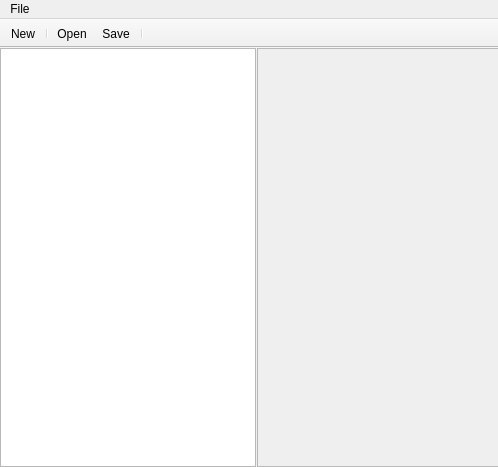
The window that mainwindow.ui (Sponk/lua-editor) describes before a commit, drawn with Qt 5; both pictures show x 0 to 498 and y 0 to 467 of the 753 by 467 pixel window.
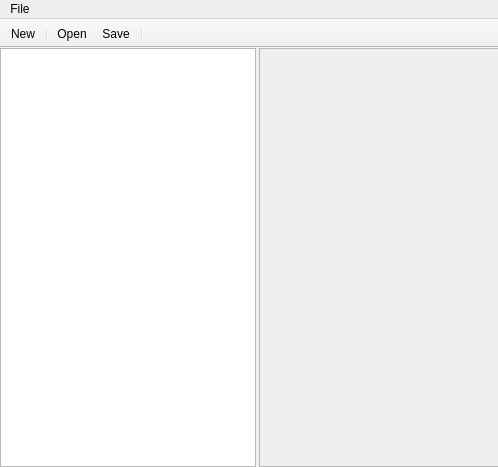
The same window after the commit. Icons and pictures are not drawn.

Commit message: + New file dialog added + You can now create new files

```diff
--- a/mainwindow.ui
+++ b/mainwindow.ui
@@ -16,7 +16,7 @@
   <widget class="QWidget" name="centralWidget">
    <layout class="QHBoxLayout" name="horizontalLayout_2">
     <property name="spacing">
-     <number>1</number>
+     <number>3</number>
     </property>
     <property name="margin">
      <number>0</number>
```
Left out of the diff: 17 changed lines with no effect on the pictures. The commit also changes 6 other files.
